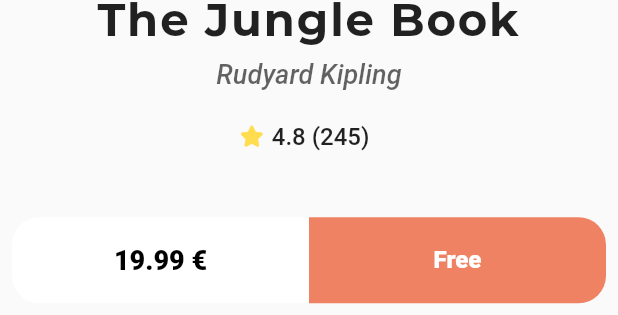
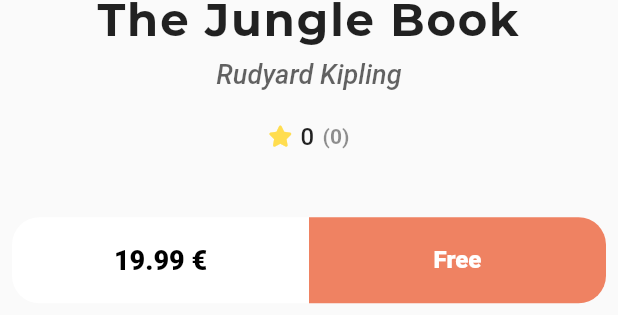
Before and after one commit to karar0120/Bookly, a Flutter app: the BookDetailsSection widget shown alone on an empty page, opened directly, on a phone screen of 412 x 824 dp. Shown: the part 655-970 px from the top of the screen. Run offline on Flutter 3.47's test engine with Material 2 defaults, Android fonts, the phone set to English and light mode, and no system bars; drawn by our look-alikes of cached_network_image; our stand-ins replace bloc, dartz, dio, equatable, flutter_bloc, flutter_screenutil and 4 more; network calls fail; project files that could hold a hidden picture were left out.

```diff
--- a/lib/Features/home/presentation/view/widget/book_details_section.dart
+++ b/lib/Features/home/presentation/view/widget/book_details_section.dart
@@ -48,6 +48,8 @@ class BookDetailsSection extends StatelessWidget {
         ),
         const BookRating(
           mainAxisAlignment: MainAxisAlignment.center,
+          rating: 0,
+          count: 0,
         ),
         SizedBox(
           height:AppSize.s37.h,
--- a/lib/Features/home/presentation/view/widget/book_rating.dart
+++ b/lib/Features/home/presentation/view/widget/book_rating.dart
@@ -1,5 +1,4 @@
 import 'package:bookly/core/constance/color_constace.dart';
-import 'package:bookly/core/constance/string_constace.dart';
 import 'package:bookly/core/constance/values_manger.dart';
 import 'package:flutter/material.dart';
 import 'package:flutter_screenutil/flutter_screenutil.dart';
@@ -9,7 +8,9 @@ import '../../../../../core/constance/style_manger.dart';
 
 class BookRating extends StatelessWidget {
   final MainAxisAlignment mainAxisAlignment;
-  const BookRating({super.key,this.mainAxisAlignment=MainAxisAlignment.start});
+  final int count;
+  final int rating;
+  const BookRating({super.key,this.mainAxisAlignment=MainAxisAlignment.start,required this.count,required this.rating});
 
   @override
   Widget build(BuildContext context) {
@@ -23,13 +24,22 @@ class BookRating extends StatelessWidget {
         SizedBox(
           width: AppSize.s6_3.w,
         ),
-        const Text(
-          StringConstance.rate,
+        Text(
+          rating.toString(),
           style: Styles.textStyle16,
         ),
         SizedBox(
           width: AppSize.s5.w,
         ),
+        Opacity(
+          opacity: .5,
+          child: Text(
+            '($count)',
+            style: Styles.textStyle14.copyWith(
+              fontWeight: FontWeight.w600,
+            ),
+          ),
+        )
       ],
     );
   }
--- a/lib/main.dart
+++ b/lib/main.dart
@@ -30,7 +30,7 @@ class BooklyApp extends StatelessWidget {
                     FeaturedBooksCubit(homeRep: getIt<HomeRepoImpl>())..fetchFeatureBooks()),
             BlocProvider(
                 create: (context) =>
-                    NewSetBooksCubit(homeRep: getIt<HomeRepoImpl>()))
+                    NewSetBooksCubit(homeRep: getIt<HomeRepoImpl>())..fetchNewestBooks())
           ],
           child: MaterialApp.router(
             routerConfig: AppRouter.router,
```
Also changed, not shown: lib/Features/home/presentation/view/widget/best_seller_view.dart (+16 -4 lines), lib/Features/home/presentation/view/widget/best_seller_view_item.dart (+12 -21 lines).
